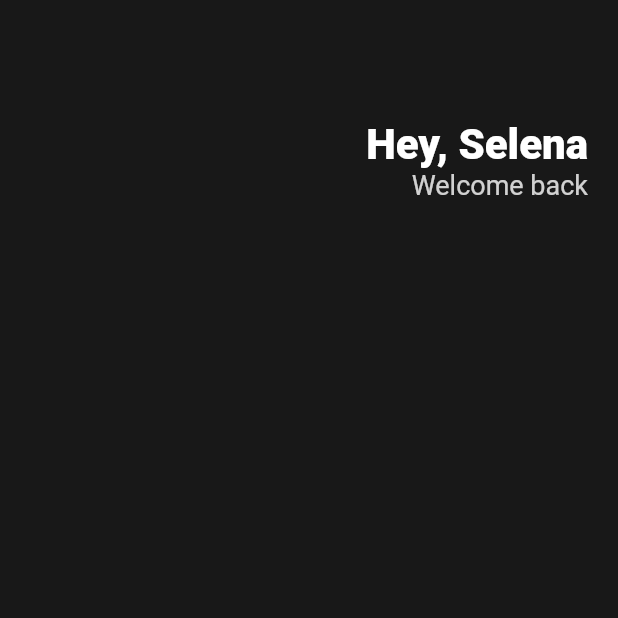
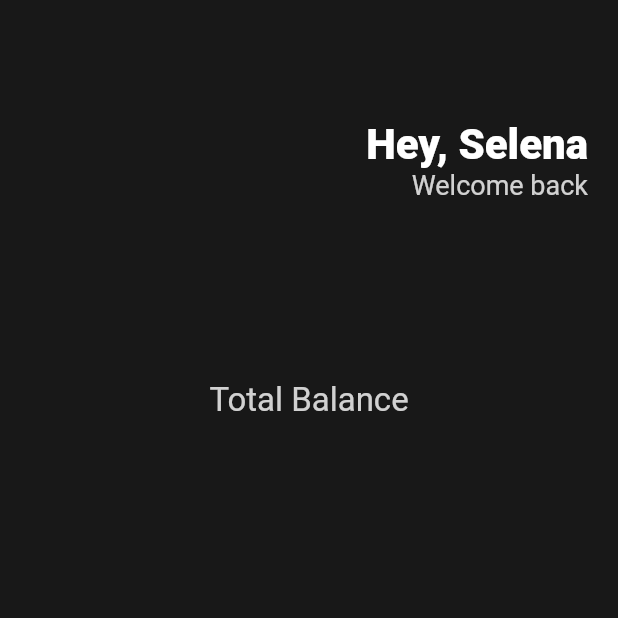
Before and after one commit to kimgeuntae/mobile_wallet, a Flutter app: the screen it shows after launch, on a phone screen of 412 x 824 dp, the top half of it. Run offline on Flutter 3.47's test engine with Material 2 defaults, Android fonts, the phone set to English and light mode, and no system bars.

Commit message:
Add: text

```diff
--- a/lib/main.dart
+++ b/lib/main.dart
@@ -51,6 +51,13 @@ class MyApp extends StatelessWidget {
               SizedBox(
                 height: 120,
               ),
+              Text(
+                'Total Balance',
+                style: TextStyle(
+                  fontSize: 22,
+                  color: Colors.white.withOpacity(0.8),
+                ),
+              ),
             ],
           ),
         ),
```
